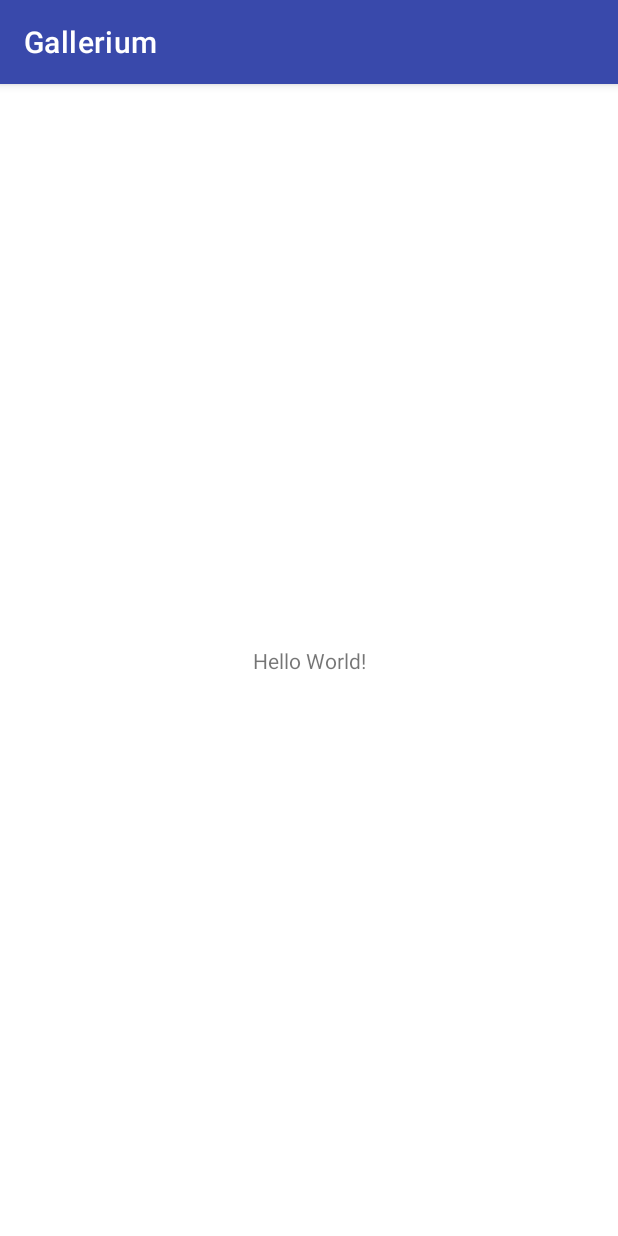
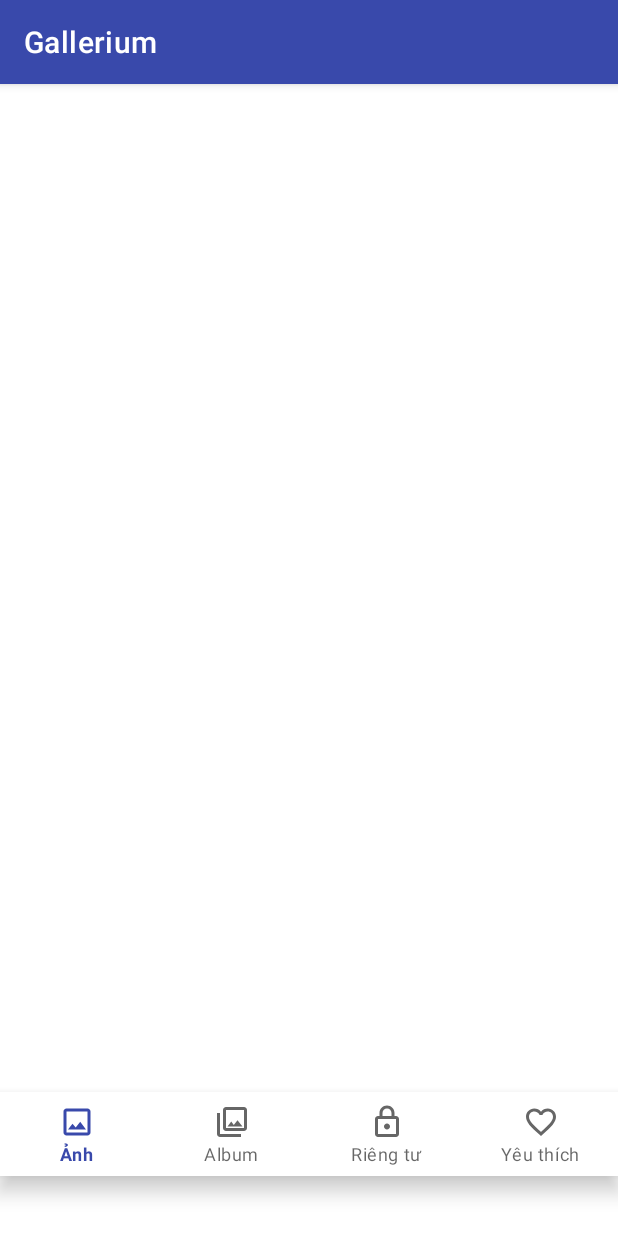
Before and after one commit to bebaoboy/group7_Gallerium, an Android app: the screen it shows after launch (MainActivity), on a phone screen of 412 x 824 dp. Run offline under Robolectric (Android 15) with nearby library versions, the phone set to English and light mode, and no system bars.

Commit message:
add bottom navigation bar

```diff
--- /dev/null
+++ b/app/src/main/java/com/group7/gallerium/AllPhotoFragment.java
@@ -0,0 +1,33 @@
+package com.group7.gallerium;
+
+import android.os.Bundle;
+
+import androidx.fragment.app.Fragment;
+
+import android.view.LayoutInflater;
+import android.view.View;
+import android.view.ViewGroup;
+
+/**
+ * A simple {@link Fragment} subclass.
+ * Use the {@link AllPhotoFragment#newInstance} factory method to
+ * create an instance of this fragment.
+ */
+public class AllPhotoFragment extends Fragment {
+    public AllPhotoFragment() {
+        // Required empty public constructor
+    }
+
+    @Override
+    public void onCreate(Bundle savedInstanceState) {
+        super.onCreate(savedInstanceState);
+    }
+
+    @Override
+    public View onCreateView(LayoutInflater inflater, ViewGroup container,
+                             Bundle savedInstanceState) {
+        // Inflate the layout for this fragment
+
+        return inflater.inflate(R.layout.fragment_all_photo, container, false);
+    }
+}
--- /dev/null
+++ b/app/src/main/res/drawable/ic_fav.xml
@@ -0,0 +1,5 @@
+<vector android:height="24dp" android:tint="#000000"
+    android:viewportHeight="24" android:viewportWidth="24"
+    android:width="24dp" xmlns:android="http://schemas.android.com/apk/res/android">
+    <path android:fillColor="@android:color/white" android:pathData="M16.5,3c-1.74,0 -3.41,0.81 -4.5,2.09C10.91,3.81 9.24,3 7.5,3 4.42,3 2,5.42 2,8.5c0,3.78 3.4,6.86 8.55,11.54L12,21.35l1.45,-1.32C18.6,15.36 22,12.28 22,8.5 22,5.42 19.58,3 16.5,3zM12.1,18.55l-0.1,0.1 -0.1,-0.1C7.14,14.24 4,11.39 4,8.5 4,6.5 5.5,5 7.5,5c1.54,0 3.04,0.99 3.57,2.36h1.87C13.46,5.99 14.96,5 16.5,5c2,0 3.5,1.5 3.5,3.5 0,2.89 -3.14,5.74 -7.9,10.05z"/>
+</vector>
--- /dev/null
+++ b/app/src/main/res/drawable/ic_photo.xml
@@ -0,0 +1,5 @@
+<vector android:height="24dp" android:tint="#000000"
+    android:viewportHeight="24" android:viewportWidth="24"
+    android:width="24dp" xmlns:android="http://schemas.android.com/apk/res/android">
+    <path android:fillColor="@android:color/white" android:pathData="M19,5v14L5,19L5,5h14m0,-2L5,3c-1.1,0 -2,0.9 -2,2v14c0,1.1 0.9,2 2,2h14c1.1,0 2,-0.9 2,-2L21,5c0,-1.1 -0.9,-2 -2,-2zM14.14,11.86l-3,3.87L9,13.14 6,17h12l-3.86,-5.14z"/>
+</vector>
--- /dev/null
+++ b/app/src/main/res/drawable/ic_photogallery.xml
@@ -0,0 +1,5 @@
+<vector android:height="24dp" android:tint="#000000"
+    android:viewportHeight="24" android:viewportWidth="24"
+    android:width="24dp" xmlns:android="http://schemas.android.com/apk/res/android">
+    <path android:fillColor="@android:color/white" android:pathData="M20,4v12L8,16L8,4h12m0,-2L8,2c-1.1,0 -2,0.9 -2,2v12c0,1.1 0.9,2 2,2h12c1.1,0 2,-0.9 2,-2L22,4c0,-1.1 -0.9,-2 -2,-2zM11.5,11.67l1.69,2.26 2.48,-3.1L19,15L9,15zM2,6v14c0,1.1 0.9,2 2,2h14v-2L4,20L4,6L2,6z"/>
+</vector>
--- /dev/null
+++ b/app/src/main/res/drawable/ic_secure.xml
@@ -0,0 +1,5 @@
+<vector android:height="24dp" android:tint="#000000"
+    android:viewportHeight="24" android:viewportWidth="24"
+    android:width="24dp" xmlns:android="http://schemas.android.com/apk/res/android">
+    <path android:fillColor="@android:color/white" android:pathData="M18,8h-1L17,6c0,-2.76 -2.24,-5 -5,-5S7,3.24 7,6v2L6,8c-1.1,0 -2,0.9 -2,2v10c0,1.1 0.9,2 2,2h12c1.1,0 2,-0.9 2,-2L20,10c0,-1.1 -0.9,-2 -2,-2zM9,6c0,-1.66 1.34,-3 3,-3s3,1.34 3,3v2L9,8L9,6zM18,20L6,20L6,10h12v10zM12,17c1.1,0 2,-0.9 2,-2s-0.9,-2 -2,-2 -2,0.9 -2,2 0.9,2 2,2z"/>
+</vector>
--- a/app/src/main/res/layout/activity_main.xml
+++ b/app/src/main/res/layout/activity_main.xml
@@ -6,13 +6,14 @@
     android:layout_height="match_parent"
     tools:context=".MainActivity">
 
-    <TextView
-        android:layout_width="wrap_content"
-        android:layout_height="wrap_content"
-        android:text="Hello World!"
-        app:layout_constraintBottom_toBottomOf="parent"
-        app:layout_constraintEnd_toEndOf="parent"
-        app:layout_constraintStart_toStartOf="parent"
-        app:layout_constraintTop_toTopOf="parent" />
+   <com.google.android.material.bottomnavigation.BottomNavigationView
+       android:id="@+id/bottom_navigation"
+       android:layout_width="match_parent"
+       android:layout_height="wrap_content"
+       android:layout_marginTop="672dp"
+       app:labelVisibilityMode="labeled"
+       app:layout_constraintTop_toTopOf="parent"
+       app:menu="@menu/main_bottom_nav"
+       tools:layout_editor_absoluteX="0dp" />
 
 </androidx.constraintlayout.widget.ConstraintLayout>
--- /dev/null
+++ b/app/src/main/res/layout/fragment_all_photo.xml
@@ -0,0 +1,14 @@
+<?xml version="1.0" encoding="utf-8"?>
+<FrameLayout xmlns:android="http://schemas.android.com/apk/res/android"
+    xmlns:tools="http://schemas.android.com/tools"
+    android:layout_width="match_parent"
+    android:layout_height="match_parent"
+    tools:context=".AllPhotoFragment">
+
+    <!-- TODO: Update blank fragment layout -->
+    <TextView
+        android:layout_width="match_parent"
+        android:layout_height="match_parent"
+        android:text="@string/hello_blank_fragment" />
+
+</FrameLayout>
--- /dev/null
+++ b/app/src/main/res/menu/main_bottom_nav.xml
@@ -0,0 +1,23 @@
+<?xml version="1.0" encoding="utf-8"?>
+<menu xmlns:android="http://schemas.android.com/apk/res/android">
+    <item
+        android:id="@+id/photo_nav_item"
+        android:enabled="true"
+        android:icon="@drawable/ic_photo"
+        android:title="@string/photo"/>
+    <item
+        android:id="@+id/album_nav_item"
+        android:enabled="true"
+        android:icon="@drawable/ic_photogallery"
+        android:title="@string/album"/>
+    <item
+        android:id="@+id/secured_nav_item"
+        android:enabled="true"
+        android:icon="@drawable/ic_secure"
+        android:title="@string/secured"/>
+    <item
+        android:id="@+id/fav_nav_item"
+        android:enabled="true"
+        android:icon="@drawable/ic_fav"
+        android:title="@string/fav"/>
+</menu>
--- a/app/src/main/res/values/strings.xml
+++ b/app/src/main/res/values/strings.xml
@@ -1,3 +1,9 @@
 <resources>
     <string name="app_name">Gallerium</string>
+    <string name="photo">Ảnh</string>
+    <string name="album">Album</string>
+    <string name="secured">Riêng tư</string>
+    <string name="fav">Yêu thích</string>
+    <!-- TODO: Remove or change this placeholder text -->
+    <string name="hello_blank_fragment">Hello blank fragment</string>
 </resources>
```
